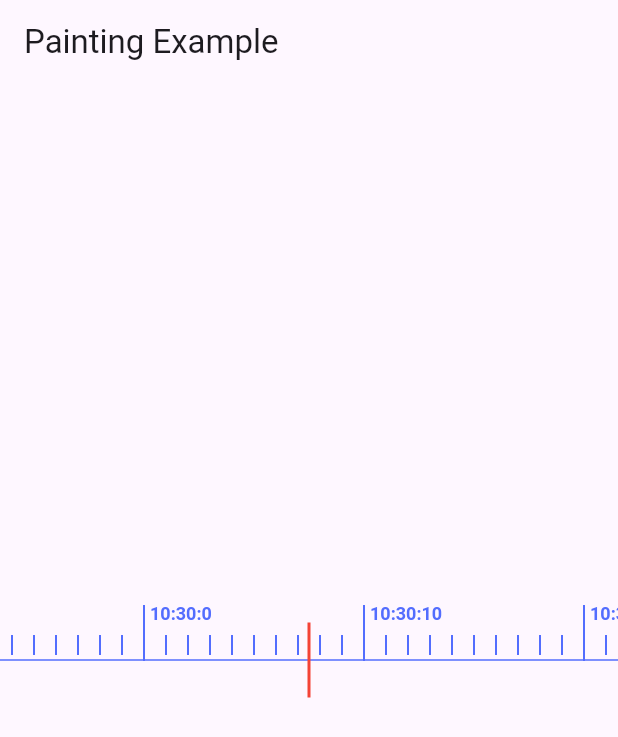
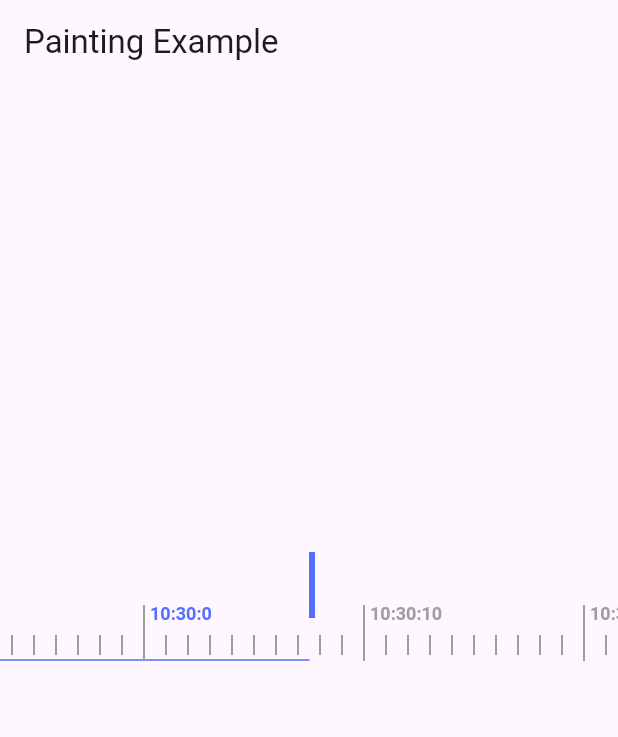
Before and after one commit to bitswar/animated_scrollable_timeline, a Flutter app: the screen it shows after launch, on a phone screen of 412 x 824 dp. Shown: the top 737 px of the screen. Run offline on Flutter 3.47's test engine with Material 3 defaults, Android fonts, the phone set to English and light mode, and no system bars.

Commit message:
changed colors

```diff
--- a/lib/main.dart
+++ b/lib/main.dart
@@ -23,11 +23,13 @@ class MyApp extends StatelessWidget {
         body: Stack(
           children: [
             const AnimatedScrollableTimelineWidget(),
-            Center(
+            Positioned(
+              left: MediaQuery.of(context).size.width / 2,
+              top: MediaQuery.of(context).size.height / 2 - 100,
               child: Container(
-                width: 2,
-                height: 50,
-                color: Colors.red,
+                width: 4,
+                height: 44,
+                color: Colors.indigoAccent,
               ),
             ),
           ],
```
Also changed, not shown: lib/timeline_painter.dart (+36 -8 lines).
